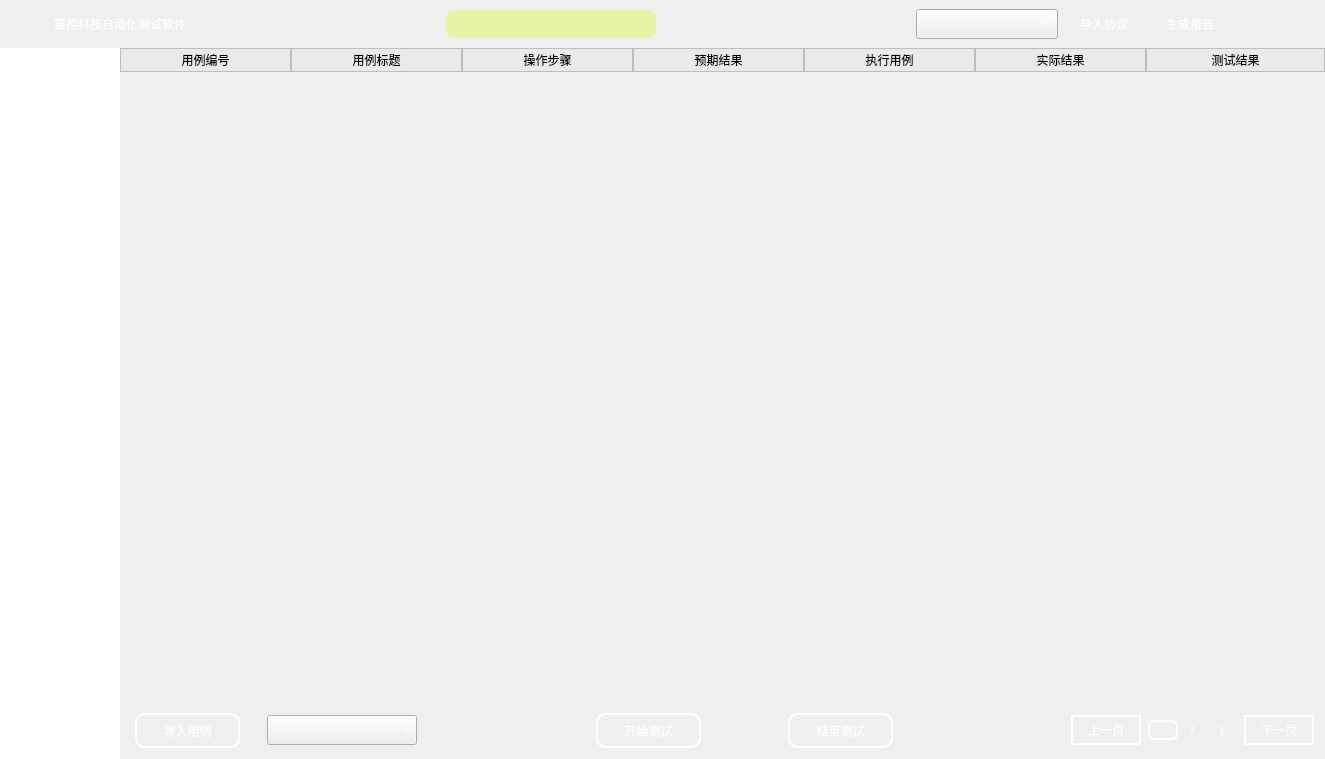
Above: KCTS/KCTS Project/UI/main_window_ui.ui from learniuH/work before the change. Below: the same form after it.
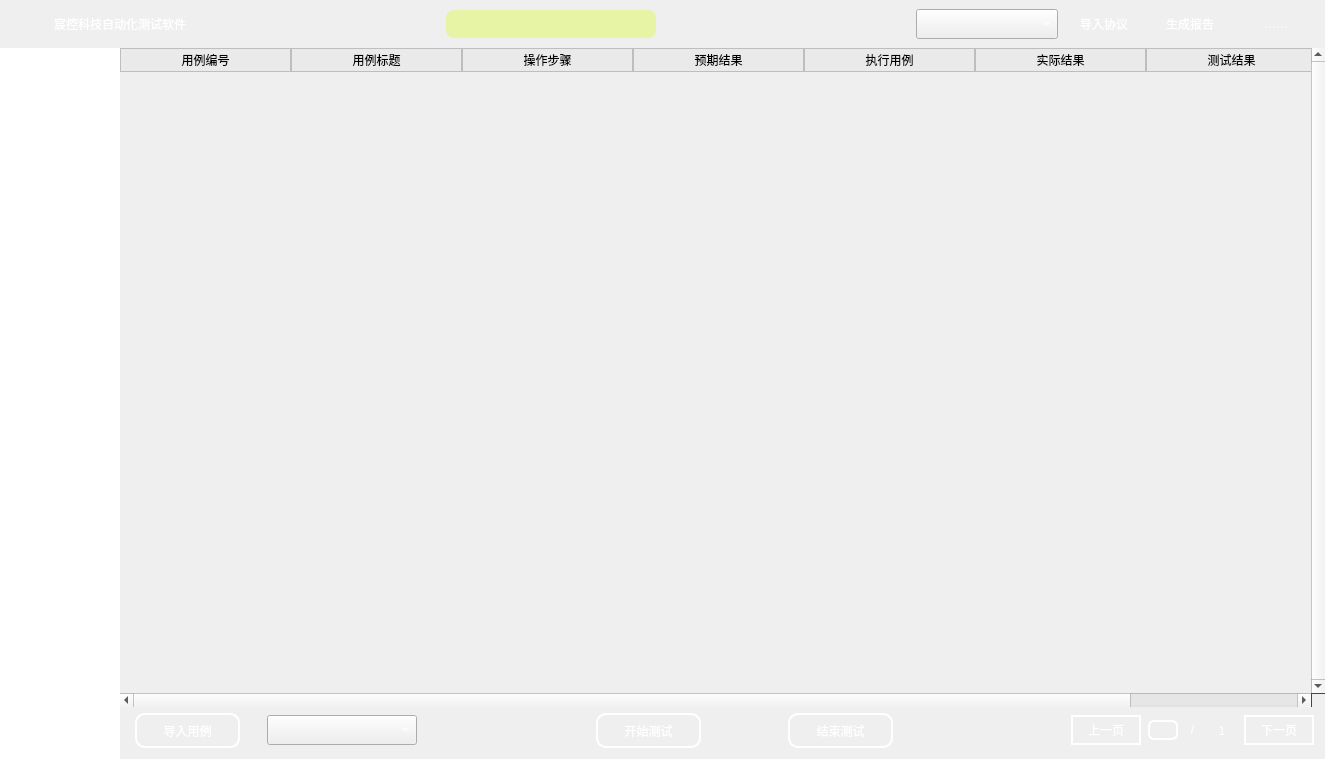
That is the form after the change. Icons and pictures are not drawn.

What changed in the file:
```diff
--- a/KCTS/KCTS Project/UI/main_window_ui.ui
+++ b/KCTS/KCTS Project/UI/main_window_ui.ui
@@ -1411,10 +1411,10 @@
            <item>
             <widget class="QTableWidget" name="tableWidget_test_case">
              <property name="verticalScrollBarPolicy">
-              <enum>Qt::ScrollBarAlwaysOff</enum>
+              <enum>Qt::ScrollBarAlwaysOn</enum>
              </property>
              <property name="horizontalScrollBarPolicy">
-              <enum>Qt::ScrollBarAlwaysOff</enum>
+              <enum>Qt::ScrollBarAlwaysOn</enum>
              </property>
              <property name="autoScroll">
               <bool>true</bool>
@@ -1450,7 +1450,7 @@
               <bool>false</bool>
              </attribute>
              <attribute name="verticalHeaderDefaultSectionSize">
-              <number>38</number>
+              <number>200</number>
              </attribute>
              <attribute name="verticalHeaderStretchLastSection">
               <bool>false</bool>
```
Left out of the diff: 2 changed lines with no effect on the pictures.
